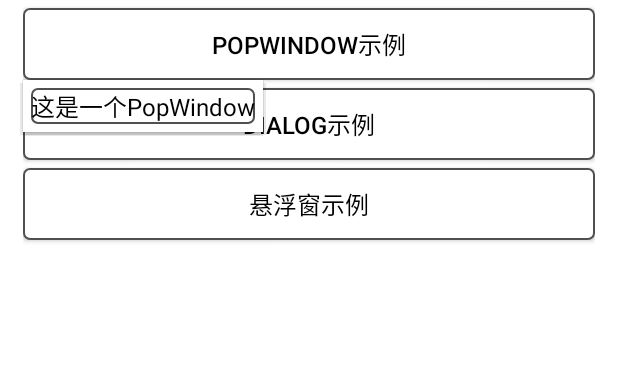
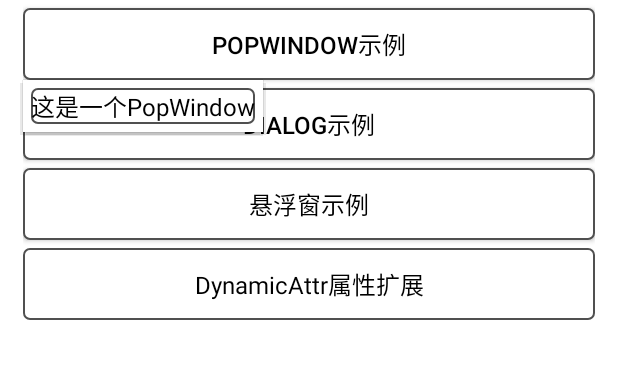
Before and after one commit to qqliu10u/QSkinLoader, an Android app: the OtherSceneActivity screen opened directly, with no data from a screen before it, after a tap on "POPWINDOW示例", on a phone screen of 412 x 824 dp, the part 177-556 px from its top. Run offline under Robolectric (Android 15) with nearby library versions, the phone set to English and light mode, and no system bars.

Commit message:
[新增代码]新增一个动态扩展DynamicAttr的示例

```diff
--- a/app/src/main/java/org/qcode/demo/ui/otherscene/OtherSceneActivity.java
+++ b/app/src/main/java/org/qcode/demo/ui/otherscene/OtherSceneActivity.java
@@ -8,12 +8,17 @@ import android.view.LayoutInflater;
 import android.view.View;
 import android.view.WindowManager;
 import android.widget.PopupWindow;
+import android.widget.TextView;
 import android.widget.Toast;
 
 import org.qcode.demo.BaseActivity;
+import org.qcode.demo.ui.customattr.DefBackgroundAttrHandler;
 import org.qcode.demo.utils.UIUtil;
 import org.qcode.qskinloader.SkinManager;
+import org.qcode.qskinloader.entity.DynamicAttr;
 import org.qcode.skintestdemo.R;
+
+import static org.qcode.demo.ui.customattr.DefBackgroundAttrHandler.DEF_BACKGROUND;
 
 /**
  * qqliu
@@ -29,7 +34,17 @@ public class OtherSceneActivity extends BaseActivity {
     @Override
     protected void onCreate(Bundle savedInstanceState) {
         super.onCreate(savedInstanceState);
+
+        SkinManager.getInstance().registerSkinAttrHandler(
+                SpannableSkinAttr.HIGHLIGHT_SPANNABLE, new SpannableSkinAttrHandler());
+
         setContentView(R.layout.activity_other_scene);
+
+        TextView textView = (TextView) findViewById(R.id.textviewSpannableSkin);
+
+        DynamicAttr dynamicAttr = new SpannableSkinAttr(
+                textView.getText().toString(), R.color.color_red);
+        SkinManager.with(textView).addViewAttrs(dynamicAttr);
     }
 
     public void onClick(View view) {
--- /dev/null
+++ b/app/src/main/java/org/qcode/demo/ui/otherscene/SpannableSkinAttr.java
@@ -0,0 +1,21 @@
+package org.qcode.demo.ui.otherscene;
+
+import org.qcode.qskinloader.entity.DynamicAttr;
+
+/***
+ * author: qqliu
+ * created at 2018/1/5
+ */
+public class SpannableSkinAttr extends DynamicAttr {
+
+    public static final String HIGHLIGHT_SPANNABLE = "highlightSpannable";
+    public final String mText;
+
+    public SpannableSkinAttr(String text, int attrValueRefId) {
+        super(HIGHLIGHT_SPANNABLE, attrValueRefId);
+        mText = text;
+
+        //这里一定要设置，mText就丢弃了
+        keepInstance = true;
+    }
+}
--- a/app/src/main/res/layout/activity_other_scene.xml
+++ b/app/src/main/res/layout/activity_other_scene.xml
@@ -66,4 +66,16 @@
         android:textColor="@color/color_text"
         android:textSize="16sp"
         skin:enable="true" />
+
+    <TextView
+        android:id="@+id/textviewSpannableSkin"
+        android:layout_width="match_parent"
+        android:layout_height="48dp"
+        android:layout_marginTop="5dp"
+        android:gravity="center"
+        android:background="@drawable/btn_bg"
+        android:text="DynamicAttr属性扩展"
+        android:textColor="@color/color_text"
+        android:textSize="16sp"
+        skin:enable="true" />
 </LinearLayout>
```
Also changed, not shown: app/src/main/java/org/qcode/demo/ui/otherscene/SpannableSkinAttrHandler.java (added, +52 -0 lines).
